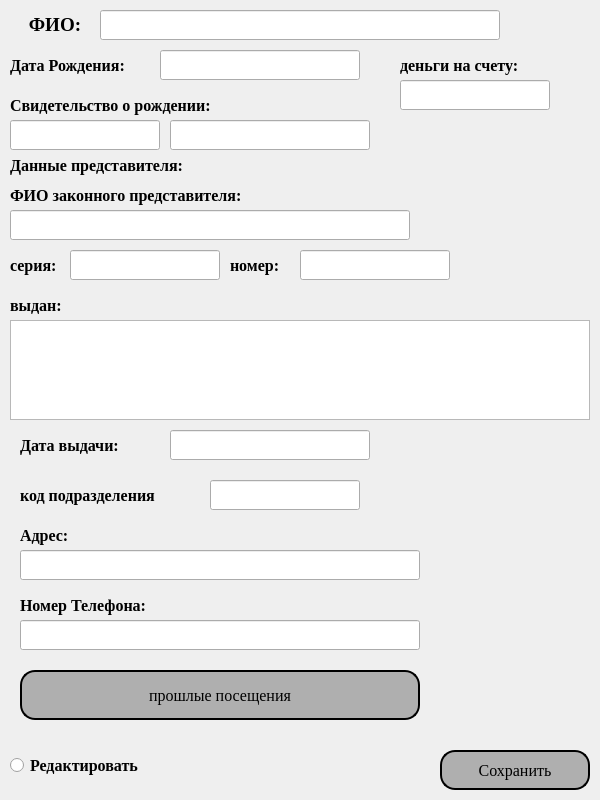
The window that activities/personCardWindow.ui (AmirHai/UmkaCentre) describes before a commit, drawn with Qt 5.
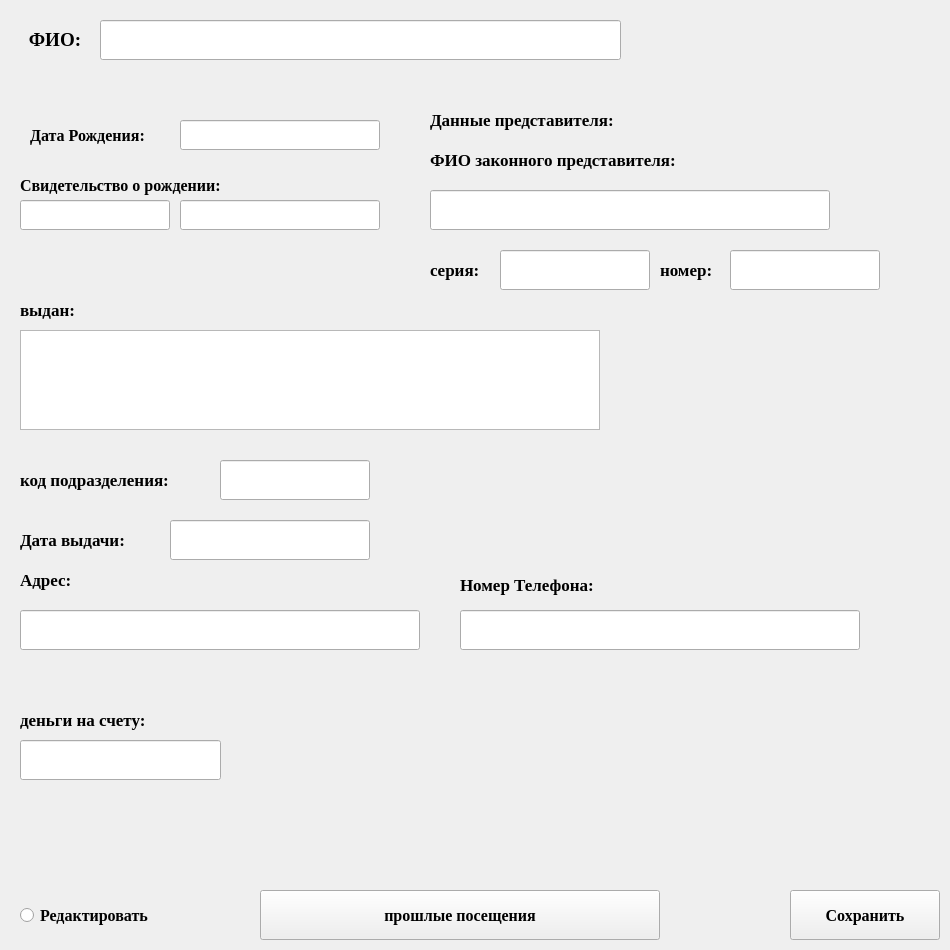
The same window after the commit.

```diff
--- a/activities/personCardWindow.ui
+++ b/activities/personCardWindow.ui
@@ -6,26 +6,29 @@
    <rect>
     <x>0</x>
     <y>0</y>
-    <width>600</width>
-    <height>800</height>
+    <width>950</width>
+    <height>950</height>
    </rect>
   </property>
   <property name="windowTitle">
    <string>Form</string>
   </property>
+  <property name="styleSheet">
+   <string notr="true"/>
+  </property>
   <widget class="QLineEdit" name="ledit_FIO">
    <property name="geometry">
     <rect>
      <x>100</x>
-     <y>10</y>
-     <width>400</width>
-     <height>30</height>
+     <y>20</y>
+     <width>521</width>
+     <height>40</height>
     </rect>
    </property>
    <property name="font">
     <font>
      <family>Times New Roman</family>
-     <pointsize>12</pointsize>
+     <pointsize>14</pointsize>
     </font>
    </property>
    <property name="text">
@@ -41,8 +44,8 @@
   <widget class="QLineEdit" name="birthday_ledit">
    <property name="geometry">
     <rect>
-     <x>160</x>
-     <y>50</y>
+     <x>180</x>
+     <y>120</y>
      <width>200</width>
      <height>30</height>
     </rect>
@@ -58,9 +61,9 @@
    <property name="geometry">
     <rect>
      <x>10</x>
-     <y>10</y>
+     <y>20</y>
      <width>90</width>
-     <height>30</height>
+     <height>40</height>
     </rect>
    </property>
    <property name="font">
@@ -81,8 +84,8 @@
   <widget class="QLabel" name="label_2">
    <property name="geometry">
     <rect>
-     <x>10</x>
-     <y>50</y>
+     <x>30</x>
+     <y>120</y>
      <width>150</width>
      <height>30</height>
     </rect>
@@ -102,8 +105,8 @@
   <widget class="QLabel" name="label_3">
    <property name="geometry">
     <rect>
-     <x>10</x>
-     <y>90</y>
+     <x>20</x>
+     <y>170</y>
      <width>300</width>
      <height>30</height>
     </rect>
@@ -123,16 +126,16 @@
   <widget class="QLineEdit" name="ledit_parents_FIO">
    <property name="geometry">
     <rect>
-     <x>10</x>
-     <y>210</y>
+     <x>430</x>
+     <y>190</y>
      <width>400</width>
-     <height>30</height>
+     <height>40</height>
     </rect>
    </property>
    <property name="font">
     <font>
      <family>Times New Roman</family>
-     <pointsize>12</pointsize>
+     <pointsize>13</pointsize>
     </font>
    </property>
    <property name="text">
@@ -142,16 +145,16 @@
   <widget class="QLabel" name="label_4">
    <property name="geometry">
     <rect>
-     <x>10</x>
-     <y>180</y>
-     <width>300</width>
-     <height>30</height>
+     <x>430</x>
+     <y>140</y>
+     <width>321</width>
+     <height>40</height>
     </rect>
    </property>
    <property name="font">
     <font>
      <family>Times New Roman</family>
-     <pointsize>12</pointsize>
+     <pointsize>13</pointsize>
      <weight>75</weight>
      <bold>true</bold>
     </font>
@@ -163,9 +166,9 @@
   <widget class="QRadioButton" name="redactor_rbtn">
    <property name="geometry">
     <rect>
-     <x>10</x>
-     <y>740</y>
-     <width>300</width>
+     <x>20</x>
+     <y>890</y>
+     <width>171</width>
      <height>50</height>
     </rect>
    </property>
@@ -185,15 +188,15 @@
    <property name="geometry">
     <rect>
      <x>20</x>
-     <y>520</y>
+     <y>560</y>
      <width>300</width>
-     <height>30</height>
+     <height>40</height>
     </rect>
    </property>
    <property name="font">
     <font>
      <family>Times New Roman</family>
-     <pointsize>12</pointsize>
+     <pointsize>13</pointsize>
      <weight>75</weight>
      <bold>true</bold>
     </font>
@@ -206,15 +209,15 @@
    <property name="geometry">
     <rect>
      <x>20</x>
-     <y>550</y>
+     <y>610</y>
      <width>400</width>
-     <height>30</height>
+     <height>40</height>
     </rect>
    </property>
    <property name="font">
     <font>
      <family>Times New Roman</family>
-     <pointsize>12</pointsize>
+     <pointsize>13</pointsize>
     </font>
    </property>
    <property name="text">
@@ -224,8 +227,8 @@
   <widget class="QLabel" name="label_6">
    <property name="geometry">
     <rect>
-     <x>20</x>
-     <y>590</y>
+     <x>460</x>
+     <y>570</y>
      <width>300</width>
      <height>30</height>
     </rect>
@@ -233,7 +236,7 @@
    <property name="font">
     <font>
      <family>Times New Roman</family>
-     <pointsize>12</pointsize>
+     <pointsize>13</pointsize>
      <weight>75</weight>
      <bold>true</bold>
     </font>
@@ -245,16 +248,16 @@
   <widget class="QLineEdit" name="ledit_phoneNumb">
    <property name="geometry">
     <rect>
-     <x>20</x>
-     <y>620</y>
+     <x>460</x>
+     <y>610</y>
      <width>400</width>
-     <height>30</height>
+     <height>40</height>
     </rect>
    </property>
    <property name="font">
     <font>
      <family>Times New Roman</family>
-     <pointsize>12</pointsize>
+     <pointsize>13</pointsize>
     </font>
    </property>
    <property name="text">
@@ -264,26 +267,20 @@
   <widget class="QPushButton" name="SaveInfoBtn">
    <property name="geometry">
     <rect>
-     <x>440</x>
-     <y>750</y>
+     <x>790</x>
+     <y>890</y>
      <width>150</width>
-     <height>40</height>
+     <height>50</height>
     </rect>
    </property>
    <property name="font">
     <font>
      <family>Times New Roman</family>
      <pointsize>12</pointsize>
+     <weight>75</weight>
+     <bold>true</bold>
     </font>
    </property>
-   <property name="styleSheet">
-    <string notr="true">background-color:rgb(175, 175, 175);
-border-radius: 15px;
-border-color: black;
-border-style: outset;
-border-width: 2px;
-border-radius: 15px;</string>
-   </property>
    <property name="text">
     <string>Сохранить</string>
    </property>
@@ -291,8 +288,8 @@
   <widget class="QLineEdit" name="birthCertificateText1">
    <property name="geometry">
     <rect>
-     <x>10</x>
-     <y>120</y>
+     <x>20</x>
+     <y>200</y>
      <width>150</width>
      <height>30</height>
     </rect>
@@ -309,8 +306,8 @@
   <widget class="QLineEdit" name="birthCertificateText2">
    <property name="geometry">
     <rect>
-     <x>170</x>
-     <y>120</y>
+     <x>180</x>
+     <y>200</y>
      <width>200</width>
      <height>30</height>
     </rect>
@@ -327,16 +324,16 @@
   <widget class="QLabel" name="label_7">
    <property name="geometry">
     <rect>
-     <x>10</x>
-     <y>150</y>
+     <x>430</x>
+     <y>100</y>
      <width>300</width>
-     <height>30</height>
+     <height>40</height>
     </rect>
    </property>
    <property name="font">
     <font>
      <family>Times New Roman</family>
-     <pointsize>12</pointsize>
+     <pointsize>13</pointsize>
      <weight>75</weight>
      <bold>true</bold>
     </font>
@@ -348,16 +345,16 @@
   <widget class="QLabel" name="label_8">
    <property name="geometry">
     <rect>
-     <x>10</x>
+     <x>430</x>
      <y>250</y>
-     <width>60</width>
-     <height>30</height>
+     <width>71</width>
+     <height>40</height>
     </rect>
    </property>
    <property name="font">
     <font>
      <family>Times New Roman</family>
-     <pointsize>12</pointsize>
+     <pointsize>13</pointsize>
      <weight>75</weight>
      <bold>true</bold>
     </font>
@@ -369,32 +366,32 @@
   <widget class="QLineEdit" name="PasportSeria">
    <property name="geometry">
     <rect>
-     <x>70</x>
+     <x>500</x>
      <y>250</y>
      <width>150</width>
-     <height>30</height>
+     <height>40</height>
     </rect>
    </property>
    <property name="font">
     <font>
      <family>Times New Roman</family>
-     <pointsize>12</pointsize>
+     <pointsize>13</pointsize>
     </font>
    </property>
   </widget>
   <widget class="QLabel" name="label_9">
    <property name="geometry">
     <rect>
-     <x>230</x>
+     <x>660</x>
      <y>250</y>
      <width>75</width>
-     <height>30</height>
+     <height>40</height>
     </rect>
    </property>
    <property name="font">
     <font>
      <family>Times New Roman</family>
-     <pointsize>12</pointsize>
+     <pointsize>13</pointsize>
      <weight>75</weight>
      <bold>true</bold>
     </font>
@@ -406,32 +403,32 @@
   <widget class="QLineEdit" name="PasportNumb">
    <property name="geometry">
     <rect>
-     <x>300</x>
+     <x>730</x>
      <y>250</y>
      <width>150</width>
-     <height>30</height>
+     <height>40</height>
     </rect>
    </property>
    <property name="font">
     <font>
      <family>Times New Roman</family>
-     <pointsize>12</pointsize>
+     <pointsize>13</pointsize>
     </font>
    </property>
   </widget>
   <widget class="QLabel" name="label_10">
    <property name="geometry">
     <rect>
-     <x>10</x>
+     <x>20</x>
      <y>290</y>
      <width>75</width>
-     <height>30</height>
+     <height>40</height>
     </rect>
    </property>
    <property name="font">
     <font>
      <family>Times New Roman</family>
-     <pointsize>12</pointsize>
+     <pointsize>13</pointsize>
      <weight>75</weight>
      <bold>true</bold>
     </font>
@@ -443,8 +440,8 @@
   <widget class="QTextEdit" name="whereGot">
    <property name="geometry">
     <rect>
-     <x>10</x>
-     <y>320</y>
+     <x>20</x>
+     <y>330</y>
      <width>580</width>
      <height>100</height>
     </rect>
@@ -452,7 +449,7 @@
    <property name="font">
     <font>
      <family>Times New Roman</family>
-     <pointsize>12</pointsize>
+     <pointsize>13</pointsize>
      <weight>75</weight>
      <bold>true</bold>
     </font>
@@ -462,15 +459,15 @@
    <property name="geometry">
     <rect>
      <x>20</x>
-     <y>430</y>
+     <y>520</y>
      <width>150</width>
-     <height>30</height>
+     <height>40</height>
     </rect>
    </property>
    <property name="font">
     <font>
      <family>Times New Roman</family>
-     <pointsize>12</pointsize>
+     <pointsize>13</pointsize>
      <weight>75</weight>
      <bold>true</bold>
     </font>
@@ -483,31 +480,31 @@
    <property name="geometry">
     <rect>
      <x>170</x>
-     <y>430</y>
+     <y>520</y>
      <width>200</width>
-     <height>30</height>
+     <height>40</height>
     </rect>
    </property>
    <property name="font">
     <font>
      <family>Times New Roman</family>
-     <pointsize>12</pointsize>
+     <pointsize>13</pointsize>
     </font>
    </property>
   </widget>
   <widget class="QLineEdit" name="sectionPoz">
    <property name="geometry">
     <rect>
-     <x>210</x>
-     <y>480</y>
+     <x>220</x>
+     <y>460</y>
      <width>150</width>
-     <height>30</height>
+     <height>40</height>
     </rect>
    </property>
    <property name="font">
     <font>
      <family>Times New Roman</family>
-     <pointsize>12</pointsize>
+     <pointsize>13</pointsize>
     </font>
    </property>
   </widget>
@@ -515,28 +512,28 @@
    <property name="geometry">
     <rect>
      <x>20</x>
-     <y>480</y>
+     <y>460</y>
      <width>200</width>
-     <height>30</height>
+     <height>40</height>
     </rect>
    </property>
    <property name="font">
     <font>
      <family>Times New Roman</family>
-     <pointsize>12</pointsize>
+     <pointsize>13</pointsize>
      <weight>75</weight>
      <bold>true</bold>
     </font>
    </property>
    <property name="text">
-    <string>код подразделения</string>
+    <string>код подразделения:</string>
    </property>
   </widget>
   <widget class="QPushButton" name="btn_seances">
    <property name="geometry">
     <rect>
-     <x>20</x>
-     <y>670</y>
+     <x>260</x>
+     <y>890</y>
      <width>400</width>
      <height>50</height>
     </rect>
@@ -545,16 +542,10 @@
     <font>
      <family>Times New Roman</family>
      <pointsize>12</pointsize>
+     <weight>75</weight>
+     <bold>true</bold>
     </font>
    </property>
-   <property name="styleSheet">
-    <string notr="true">background-color:rgb(175, 175, 175);
-border-radius: 15px;
-border-color: black;
-border-style: outset;
-border-width: 2px;
-border-radius: 15px;</string>
-   </property>
    <property name="text">
     <string>прошлые посещения</string>
    </property>
@@ -562,16 +553,16 @@
   <widget class="QLabel" name="label_13">
    <property name="geometry">
     <rect>
-     <x>400</x>
-     <y>50</y>
-     <width>150</width>
-     <height>30</height>
+     <x>20</x>
+     <y>700</y>
+     <width>201</width>
+     <height>40</height>
     </rect>
    </property>
    <property name="font">
     <font>
      <family>Times New Roman</family>
-     <pointsize>12</pointsize>
+     <pointsize>13</pointsize>
      <weight>75</weight>
      <bold>true</bold>
     </font>
@@ -583,15 +574,15 @@
   <widget class="QLineEdit" name="moneyOnProfile">
    <property name="geometry">
     <rect>
-     <x>400</x>
-     <y>80</y>
-     <width>150</width>
-     <height>30</height>
+     <x>20</x>
+     <y>740</y>
+     <width>201</width>
+     <height>40</height>
     </rect>
    </property>
    <property name="font">
     <font>
-     <pointsize>12</pointsize>
+     <pointsize>13</pointsize>
     </font>
    </property>
   </widget>
```
